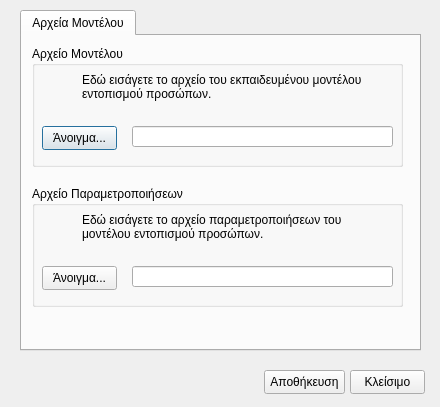
Felfired/Argus, file caffeconfigdialog.ui: the form before one commit.
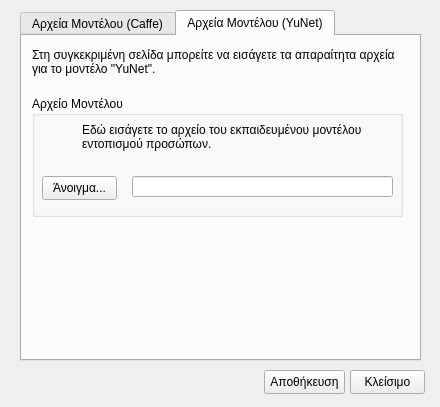
The form after the commit. Icons and pictures are not drawn.

Patch:
```diff
--- a/caffeconfigdialog.ui
+++ b/caffeconfigdialog.ui
@@ -23,21 +23,21 @@
      <x>20</x>
      <y>10</y>
      <width>401</width>
-     <height>341</height>
+     <height>351</height>
     </rect>
    </property>
    <property name="currentIndex">
-    <number>0</number>
+    <number>1</number>
    </property>
    <widget class="QWidget" name="tab">
     <attribute name="title">
-     <string>Αρχεία Μοντέλου</string>
+     <string>Αρχεία Μοντέλου (Caffe)</string>
     </attribute>
     <widget class="QGroupBox" name="groupBox">
      <property name="geometry">
       <rect>
        <x>10</x>
-       <y>10</y>
+       <y>60</y>
        <width>371</width>
        <height>121</height>
       </rect>
@@ -108,7 +108,7 @@
      <property name="geometry">
       <rect>
        <x>10</x>
-       <y>150</y>
+       <y>190</y>
        <width>371</width>
        <height>121</height>
       </rect>
@@ -174,6 +174,114 @@
        <string>Άνοιγμα...</string>
       </property>
      </widget>
+    </widget>
+    <widget class="QLabel" name="label_7">
+     <property name="geometry">
+      <rect>
+       <x>10</x>
+       <y>10</y>
+       <width>371</width>
+       <height>31</height>
+      </rect>
+     </property>
+     <property name="text">
+      <string>Στη συγκεκριμένη σελίδα μπορείτε να εισάγετε τα απαραίτητα αρχεία για το μοντέλο &quot;Caffe&quot;.</string>
+     </property>
+     <property name="wordWrap">
+      <bool>true</bool>
+     </property>
+    </widget>
+   </widget>
+   <widget class="QWidget" name="tab_2">
+    <attribute name="title">
+     <string>Αρχεία Μοντέλου (YuNet)</string>
+    </attribute>
+    <widget class="QGroupBox" name="groupBox_3">
+     <property name="geometry">
+      <rect>
+       <x>10</x>
+       <y>60</y>
+       <width>371</width>
+       <height>121</height>
+      </rect>
+     </property>
+     <property name="title">
+      <string>Αρχείο Μοντέλου</string>
+     </property>
+     <widget class="QPushButton" name="openYunetFileButton">
+      <property name="geometry">
+       <rect>
+        <x>10</x>
+        <y>80</y>
+        <width>75</width>
+        <height>24</height>
+       </rect>
+      </property>
+      <property name="text">
+       <string>Άνοιγμα...</string>
+      </property>
+     </widget>
+     <widget class="QLabel" name="label_5">
+      <property name="geometry">
+       <rect>
+        <x>10</x>
+        <y>30</y>
+        <width>32</width>
+        <height>32</height>
+       </rect>
+      </property>
+      <property name="text">
+       <string/>
+      </property>
+      <property name="pixmap">
+       <pixmap resource="resources.qrc">:/argus/res/app_icons/caffe_dialog.png</pixmap>
+      </property>
+      <property name="scaledContents">
+       <bool>true</bool>
+      </property>
+     </widget>
+     <widget class="QLabel" name="label_6">
+      <property name="geometry">
+       <rect>
+        <x>50</x>
+        <y>20</y>
+        <width>311</width>
+        <height>41</height>
+       </rect>
+      </property>
+      <property name="text">
+       <string>Εδώ εισάγετε το αρχείο του εκπαιδευμένου μοντέλου εντοπισμού προσώπων.</string>
+      </property>
+      <property name="wordWrap">
+       <bool>true</bool>
+      </property>
+     </widget>
+     <widget class="QLineEdit" name="yunetFPLineEdit">
+      <property name="geometry">
+       <rect>
+        <x>100</x>
+        <y>80</y>
+        <width>261</width>
+        <height>21</height>
+       </rect>
+      </property>
+     </widget>
+    </widget>
+    <widget class="QLabel" name="label_8">
+     <property name="geometry">
+      <rect>
+       <x>10</x>
+       <y>10</y>
+       <width>371</width>
+       <height>31</height>
+      </rect>
+     </property>
+     <property name="text">
+      <string>Στη συγκεκριμένη σελίδα μπορείτε να εισάγετε τα απαραίτητα αρχεία για το μοντέλο &quot;YuNet&quot;.</string>
+     </property>
+     <property name="wordWrap">
+      <bool>true</bool>
+     </property>
     </widget>
    </widget>
   </widget>
```
